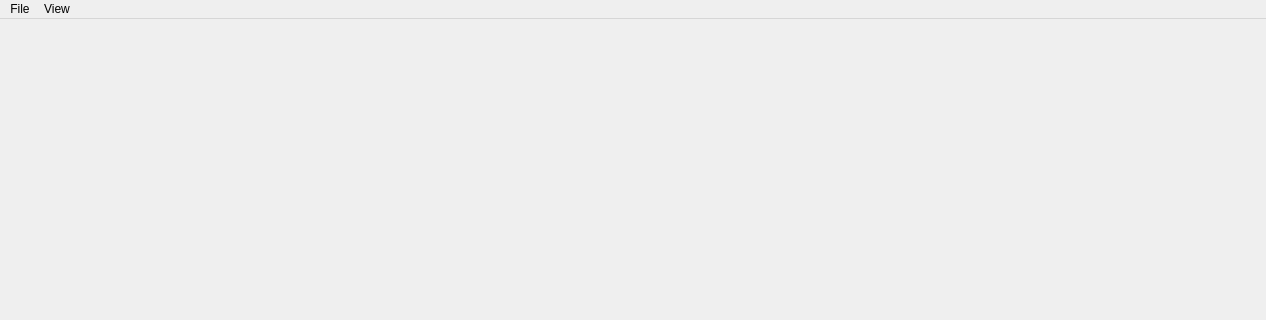
Above: AnalyzePcapUdp/mainwindow.ui from artthirt/AnalyzePcapUdp before the change; both pictures show x 0 to 1266 and y 0 to 320 of the 1266 by 744 pixel window. Below: the same form after it.
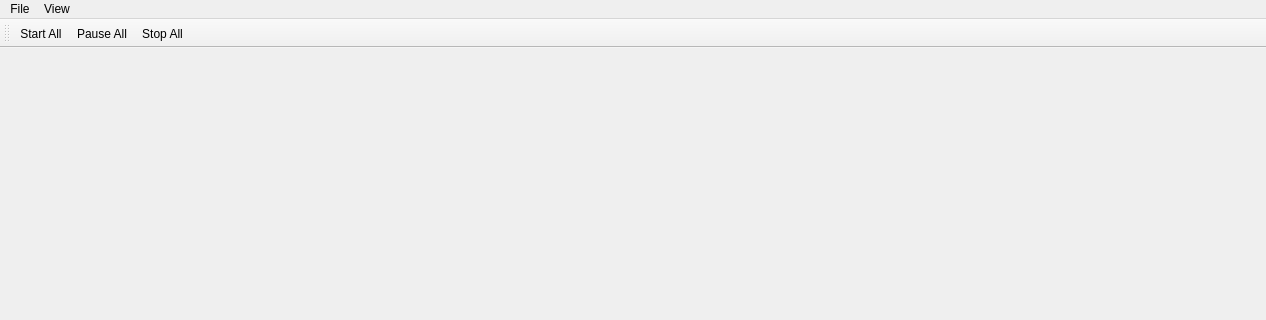
That is the form after the change. Icons and pictures are not drawn.

```diff
--- a/AnalyzePcapUdp/mainwindow.ui
+++ b/AnalyzePcapUdp/mainwindow.ui
@@ -155,6 +155,20 @@
     </layout>
    </widget>
   </widget>
+  <widget class="QToolBar" name="toolBar">
+   <property name="windowTitle">
+    <string>toolBar</string>
+   </property>
+   <attribute name="toolBarArea">
+    <enum>TopToolBarArea</enum>
+   </attribute>
+   <attribute name="toolBarBreak">
+    <bool>false</bool>
+   </attribute>
+   <addaction name="actionStart_All"/>
+   <addaction name="actionPause_All"/>
+   <addaction name="actionStop_All"/>
+  </widget>
   <action name="actionScale_Reset">
    <property name="text">
     <string>Scale Reset</string>
@@ -194,6 +208,33 @@
     <string>Russian</string>
    </property>
   </action>
+  <action name="actionStart_All">
+   <property name="icon">
+    <iconset resource="assets.qrc">
+     <normaloff>:/assets/images/play.png</normaloff>:/assets/images/play.png</iconset>
+   </property>
+   <property name="text">
+    <string>Start All</string>
+   </property>
+  </action>
+  <action name="actionStop_All">
+   <property name="icon">
+    <iconset resource="assets.qrc">
+     <normaloff>:/assets/images/stop.png</normaloff>:/assets/images/stop.png</iconset>
+   </property>
+   <property name="text">
+    <string>Stop All</string>
+   </property>
+  </action>
+  <action name="actionPause_All">
+   <property name="icon">
+    <iconset resource="assets.qrc">
+     <normaloff>:/assets/images/pause.png</normaloff>:/assets/images/pause.png</iconset>
+   </property>
+   <property name="text">
+    <string>Pause All</string>
+   </property>
+  </action>
  </widget>
  <resources/>
  <connections/>
```
Left out of the diff: 4 changed lines with no effect on the pictures.
